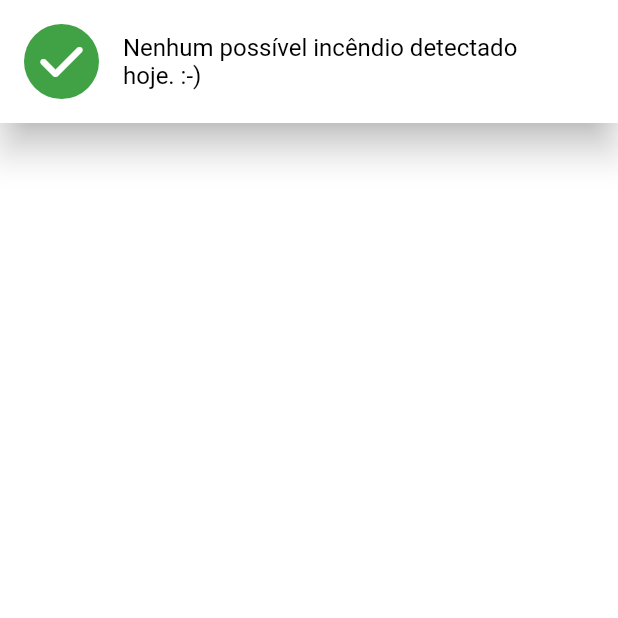
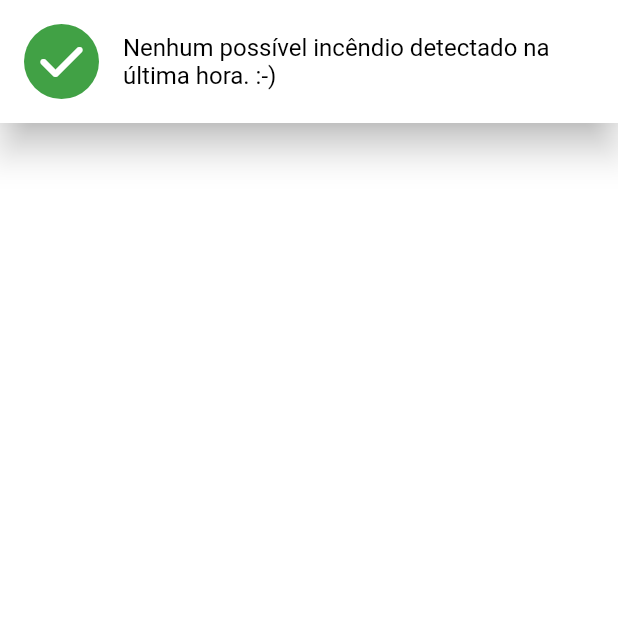
Before and after one commit to aeternam-eng/TPF.Mobile, a Flutter app: the History screen opened directly, on a phone screen of 412 x 824 dp, the top half of it. Run offline on Flutter 3.47's test engine with Material 2 defaults, Android fonts, the phone set to English and light mode, and no system bars; our stand-ins replace dio, font_awesome_flutter, hooks_riverpod.

Commit message:
fix alert message

```diff
--- a/lib/app/views/history/History.view.dart
+++ b/lib/app/views/history/History.view.dart
@@ -91,7 +91,7 @@ class _History extends ConsumerState<History> {
                       child: Text(
                         shouldShowFireAlert
                             ? "Aviso! Um possível incêndio foi detectado dentro da última hora. Verifique abaixo:"
-                            : "Nenhum possível incêndio detectado hoje. :-)",
+                            : "Nenhum possível incêndio detectado na última hora. :-)",
                         style: TextStyle(fontSize: 16, color: textColor),
                         maxLines: 5,
                         overflow: TextOverflow.ellipsis,
```
